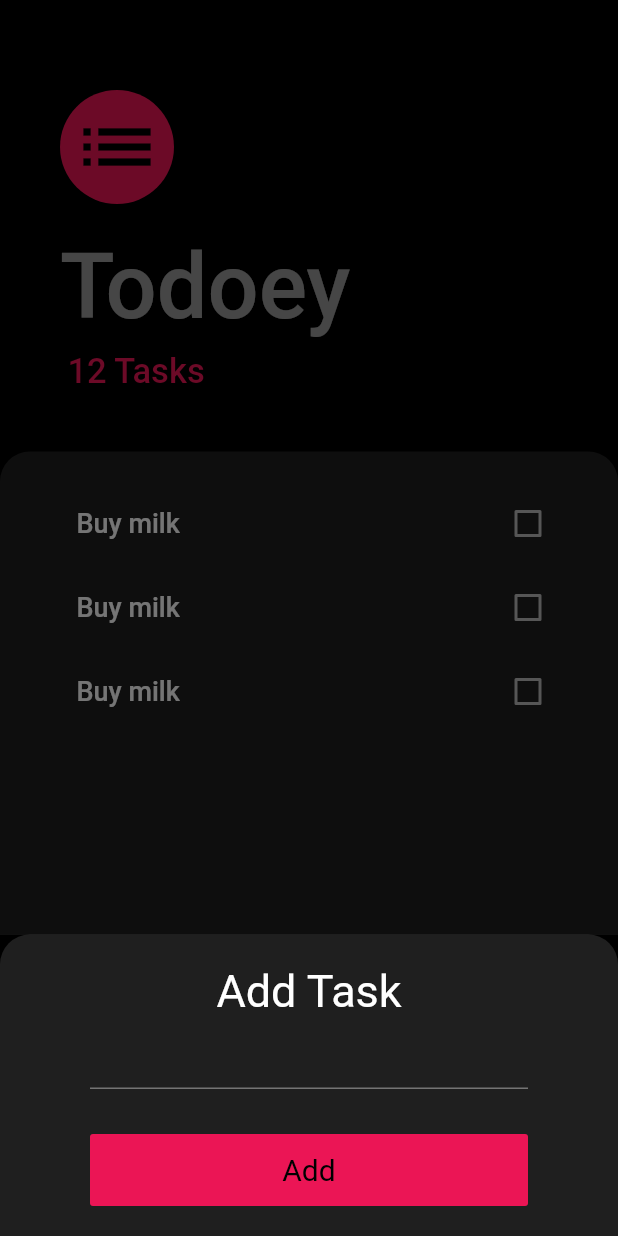
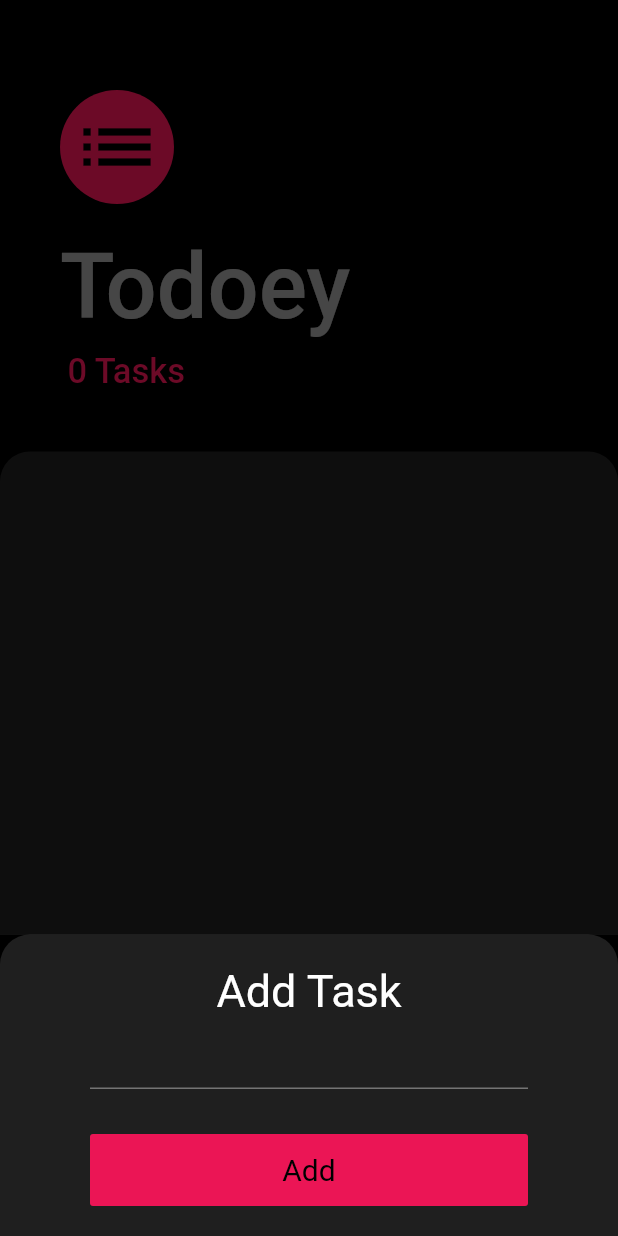
Before and after one commit to rtpa25/todo, a Flutter app: the screen it shows after launch, after a tap on the "add" icon, on a phone screen of 412 x 824 dp. Run offline on Flutter 3.47's test engine with Material 2 defaults, Android fonts, the phone set to English and light mode, and no system bars.

```diff
--- a/lib/components/task_list.dart
+++ b/lib/components/task_list.dart
@@ -1,15 +1,31 @@
 import 'package:flutter/material.dart';
 import 'package:todo/components/task_tile.dart';
+import 'package:todo/models/task.dart';
 
-class TaskList extends StatelessWidget {
+class TaskList extends StatefulWidget {
+  final List<Task> taskList;
+  TaskList({this.taskList});
+
+  @override
+  _TaskListState createState() => _TaskListState();
+}
+
+class _TaskListState extends State<TaskList> {
   @override
   Widget build(BuildContext context) {
-    return ListView(
-      children: [
-        TaskTile(),
-        TaskTile(),
-        TaskTile(),
-      ],
+    return ListView.builder(
+      itemBuilder: (context, index) {
+        return TaskTile(
+          taskTitle: widget.taskList[index].name,
+          isChecked: widget.taskList[index].isDone,
+          checkBoxCallback: (checkBoxState) {
+            setState(() {
+              widget.taskList[index].toggleDone();
+            });
+          },
+        );
+      },
+      itemCount: widget.taskList.length,
     );
   }
 }
--- a/lib/components/task_tile.dart
+++ b/lib/components/task_tile.dart
@@ -1,44 +1,27 @@
 import 'package:flutter/material.dart';
 
-class TaskTile extends StatefulWidget {
-  @override
-  _TaskTileState createState() => _TaskTileState();
-}
-
-class _TaskTileState extends State<TaskTile> {
-  // void checkBoxCallBack()
-  bool isChecked = false;
+class TaskTile extends StatelessWidget {
+  final bool isChecked;
+  final String taskTitle;
+  final Function checkBoxCallback;
+  TaskTile({this.isChecked, this.taskTitle, this.checkBoxCallback});
 
   @override
   Widget build(BuildContext context) {
     return ListTile(
       title: Text(
-        'Buy milk',
+        taskTitle,
         style: TextStyle(
           fontSize: 18,
           fontWeight: FontWeight.w500,
           decoration: isChecked ? TextDecoration.lineThrough : null,
         ),
       ),
-      trailing: TaskCheckBox(isChecked),
+      trailing: Checkbox(
+        activeColor: Color(0xFFEB1555),
+        value: isChecked,
+        onChanged: checkBoxCallback,
+      ),
     );
   }
 }
-
-class TaskCheckBox extends StatelessWidget {
-  final bool checkBoxState;
-  TaskCheckBox(this.checkBoxState);
-
-  @override
-  Widget build(BuildContext context) {
-    return Checkbox(
-      activeColor: Colors.lightBlueAccent,
-      value: checkBoxState,
-      onChanged: (newValue) {
-        // setState(() {
-        //   widget.checkBoxState = newValue;
-        // });
-      },
-    );
-  }
-}
--- /dev/null
+++ b/lib/models/task.dart
@@ -0,0 +1,9 @@
+class Task {
+  final String name;
+  bool isDone;
+  Task({this.name, this.isDone = false});
+
+  void toggleDone() {
+    isDone = !isDone;
+  }
+}
--- a/lib/screens/add_task_page.dart
+++ b/lib/screens/add_task_page.dart
@@ -1,8 +1,13 @@
 import 'package:flutter/material.dart';
+import 'package:todo/models/task.dart';
 
 class AddTaskScreen extends StatelessWidget {
+  final Function addTaskCallback;
+  AddTaskScreen(this.addTaskCallback);
+
   @override
   Widget build(BuildContext context) {
+    String newTask;
     return Container(
       color: Colors.black,
       child: Container(
@@ -24,7 +29,11 @@ class AddTaskScreen extends StatelessWidget {
                   fontSize: 30,
                 ),
               ),
-              TextField(),
+              TextField(
+                onChanged: (newValue) {
+                  newTask = newValue;
+                },
+              ),
               SizedBox(
                 height: 30,
               ),
@@ -32,7 +41,9 @@ class AddTaskScreen extends StatelessWidget {
                 color: Color(0xFFEB1555),
                 minWidth: double.infinity,
                 height: 48,
-                onPressed: () {},
+                onPressed: () {
+                  addTaskCallback(newTask);
+                },
                 child: Text(
                   'Add',
                   style: TextStyle(
--- a/lib/screens/task_screen.dart
+++ b/lib/screens/task_screen.dart
@@ -1,8 +1,15 @@
 import 'package:flutter/material.dart';
 import 'package:todo/components/task_list.dart';
+import 'package:todo/models/task.dart';
 import 'add_task_page.dart';
 
-class TasksScreen extends StatelessWidget {
+class TasksScreen extends StatefulWidget {
+  @override
+  _TasksScreenState createState() => _TasksScreenState();
+}
+
+class _TasksScreenState extends State<TasksScreen> {
+  List<Task> tasks = [];
   @override
   Widget build(BuildContext context) {
     return SafeArea(
@@ -24,7 +31,12 @@ class TasksScreen extends StatelessWidget {
                 child: Container(
                   padding: EdgeInsets.only(
                       bottom: MediaQuery.of(context).viewInsets.top),
-                  child: AddTaskScreen(),
+                  child: AddTaskScreen((newTaskTitle) {
+                    setState(() {
+                      tasks.add(Task(name: newTaskTitle));
+                      Navigator.pop(context);
+                    });
+                  }),
                 ),
               ),
             );
@@ -64,7 +76,7 @@ class TasksScreen extends StatelessWidget {
             Padding(
               padding: const EdgeInsets.fromLTRB(45, 8, 0, 40),
               child: Text(
-                '12 Tasks',
+                tasks.length.toString() + ' Tasks',
                 style: TextStyle(
                   fontSize: 23,
                   color: Color(0xFFEB1555),
@@ -84,7 +96,7 @@ class TasksScreen extends StatelessWidget {
                 width: double.infinity,
                 child: Padding(
                   padding: const EdgeInsets.fromLTRB(35, 20, 20, 20),
-                  child: TaskList(),
+                  child: TaskList(taskList: tasks),
                 ),
               ),
             ),
```
